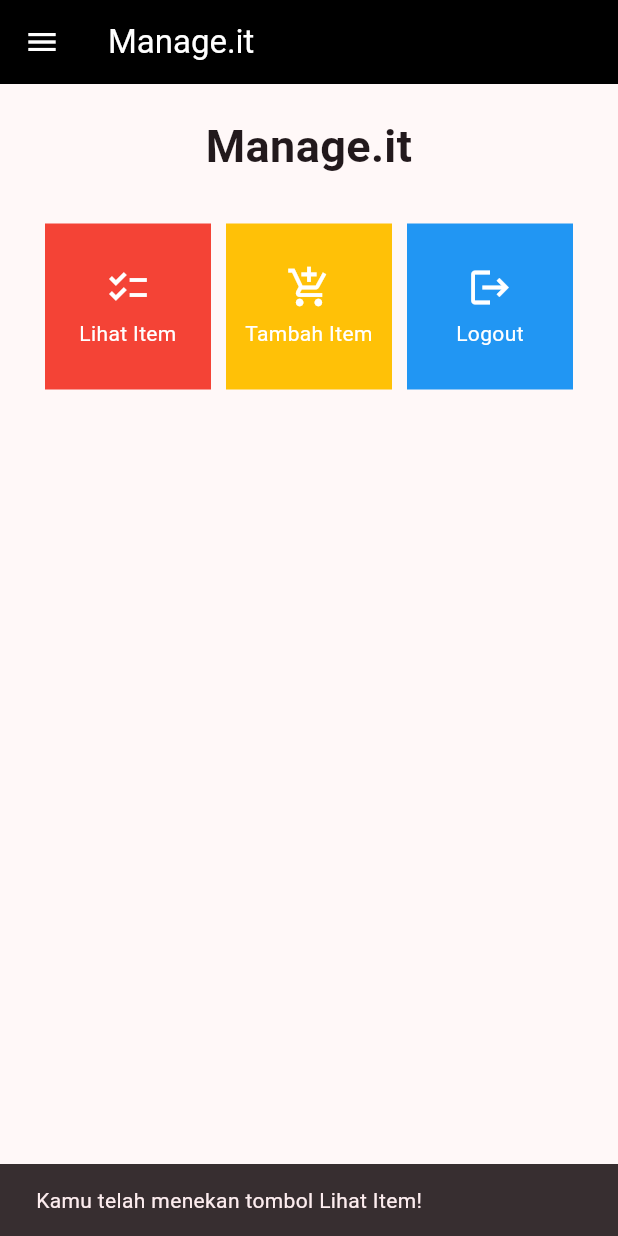
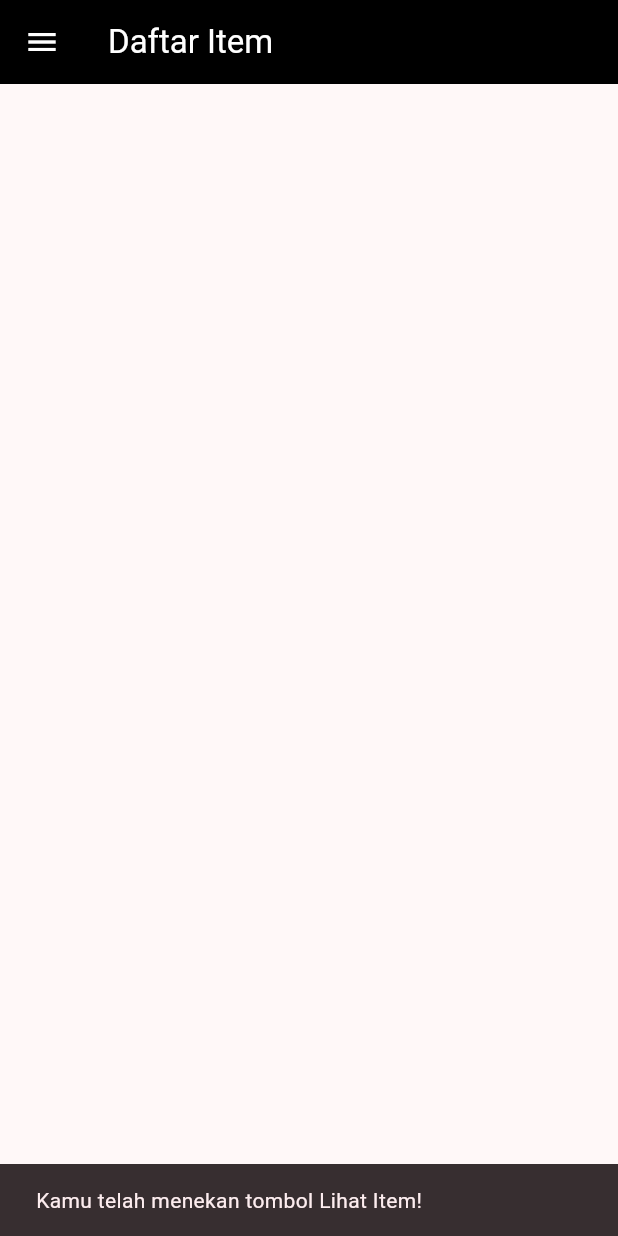
Before and after one commit to fathanadhitama/manageit-mobile, a Flutter app: the LeftDrawer widget shown alone on an empty page, opened directly, after a tap on "Halaman Utama", after a tap on "Lihat Item", on a phone screen of 412 x 824 dp. Run offline on Flutter 3.47's test engine with Material 2 defaults, Android fonts, the phone set to English and light mode, and no system bars.

Commit message:
Tugas 8 Bonus

```diff
--- /dev/null
+++ b/lib/models/item_model.dart
@@ -0,0 +1,15 @@
+class Item {
+  String name;
+  int price;
+  int amount;
+  String description;
+  String category;
+
+  Item({
+    required this.name,
+    required this.price,
+    required this.amount,
+    required this.description,
+    required this.category,
+  });
+}
--- /dev/null
+++ b/lib/screens/itemlist_page.dart
@@ -0,0 +1,64 @@
+import 'package:flutter/material.dart';
+import 'package:manageit_mobile/models/item_model.dart';
+import 'package:manageit_mobile/widgets/left_drawer.dart';
+
+class ItemListPage extends StatelessWidget {
+  final List<Item> itemList;
+
+  const ItemListPage({Key? key, required this.itemList})
+      : super(key: key);
+
+  @override
+  Widget build(BuildContext context) {
+    return Scaffold(
+      appBar: AppBar(
+        title: const Text('Daftar Item'),
+        backgroundColor: Colors.black,
+        foregroundColor: Colors.white,
+      ),
+      drawer: const LeftDrawer(),
+      body: ListView.builder(
+        itemCount: itemList.length,
+        itemBuilder: (context, index) {
+          return Card(
+            elevation: 5,
+            margin: const EdgeInsets.symmetric(vertical: 10, horizontal: 16),
+            child: ListTile(
+              title: Text('${itemList[index].name} (${itemList[index].category})'),
+              subtitle: Text('Jumlah: ${itemList[index].amount} | Harga: ${itemList[index].price}'),
+              onTap: () {
+                // Menampilkan popup dengan informasi barang yang di-klik
+                showDialog(
+                  context: context,
+                  builder: (context) {
+                    return AlertDialog(
+                      title: Text(itemList[index].name),
+                      content: Column(
+                        crossAxisAlignment: CrossAxisAlignment.start,
+                        mainAxisSize: MainAxisSize.min,
+                        children: [
+                          Text('Kategori: ${itemList[index].category}'),
+                          Text('Jumlah: ${itemList[index].amount}'),
+                          Text('Harga: ${itemList[index].price}'),
+                          Text('Deskripsi: ${itemList[index].description}'),
+                        ],
+                      ),
+                      actions: [
+                        TextButton(
+                          onPressed: () {
+                            Navigator.pop(context);
+                          },
+                          child: const Text('Tutup'),
+                        ),
+                      ],
+                    );
+                  },
+                );
+              },
+            ),
+          );
+        },
+      ),
+    );
+  }
+}
--- a/lib/screens/menu.dart
+++ b/lib/screens/menu.dart
@@ -1,7 +1,9 @@
 import 'package:flutter/material.dart';
+import 'package:manageit_mobile/models/item_model.dart';
 import 'package:manageit_mobile/widgets/left_drawer.dart';
 import 'package:manageit_mobile/screens/additem_form.dart';
 import 'package:manageit_mobile/widgets/shop_card.dart';
+import 'package:manageit_mobile/screens/itemlist_page.dart';
 
 class MyHomePage extends StatelessWidget {
   MyHomePage({Key? key}) : super(key: key);
@@ -100,6 +102,12 @@ class ShopCard extends StatelessWidget {
             MaterialPageRoute(
               builder: (context) => const ShopFormPage(),
             ));
+          }else if(item.name == "Lihat Item"){
+            Navigator.pushReplacement(
+            context,
+            MaterialPageRoute(
+              builder: (context) => ItemListPage(itemList: itemList),
+            ));
           }
         },
         child: Container(
--- a/lib/widgets/left_drawer.dart
+++ b/lib/widgets/left_drawer.dart
@@ -1,7 +1,7 @@
 import 'package:flutter/material.dart';
 import 'package:manageit_mobile/screens/additem_form.dart';
 import 'package:manageit_mobile/screens/menu.dart';
-
+import 'package:manageit_mobile/screens/itemlist_page.dart';
 
 class LeftDrawer extends StatelessWidget {
   const LeftDrawer({super.key});
@@ -69,6 +69,22 @@ class LeftDrawer extends StatelessWidget {
                   ));
             },
           ),
+          ListTile(
+            leading: const Icon(Icons.checklist),
+            title: const Text('Lihat Item'),
+            // Bagian redirection ke ShopFormPage
+            onTap: () {
+              /*
+              TODO: Buatlah routing ke ShopFormPage di sini,
+              setelah halaman ShopFormPage sudah dibuat.
+              */
+               Navigator.pushReplacement(
+                  context,
+                  MaterialPageRoute(
+                    builder: (context) => ItemListPage(itemList: itemList),
+                  ));
+            },
+          ),
         ],
       ),
     );
```
Also changed, not shown: lib/screens/additem_form.dart (+13 -1 lines).
